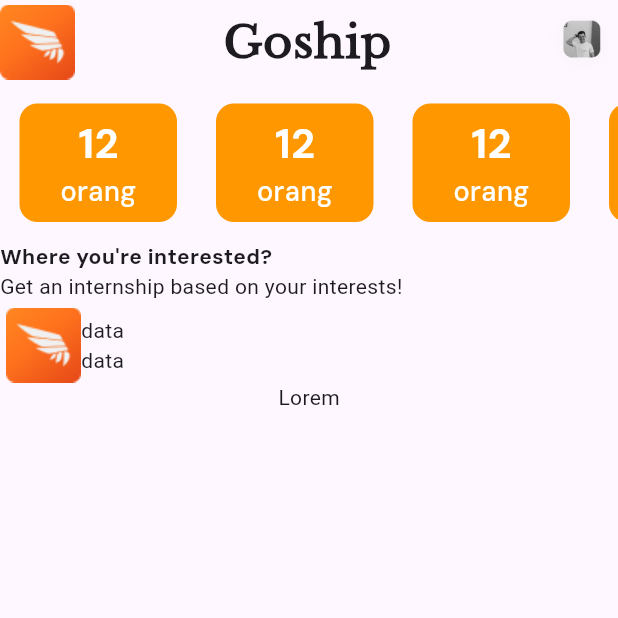
After one commit to andraalayubi/agile-master-fork, a Flutter app: the HomePage screen opened directly, on a phone screen of 412 x 824 dp, the top half of it. The commit adds this screen. Run offline on Flutter 3.47's test engine with Material 3 defaults, Android fonts, the phone set to English and light mode, and no system bars.

Commit message:
home screen built

```diff
--- /dev/null
+++ b/flutter_project/lib/model/mahasiswa.dart
@@ -0,0 +1,6 @@
+class Mahasiswa{
+  String? id;
+  String? nama;
+  String? jenjang;
+  String? institusi;
+}
--- /dev/null
+++ b/flutter_project/lib/model/perusahaan.dart
@@ -0,0 +1,3 @@
+class Perusahaan{
+
+}
--- /dev/null
+++ b/flutter_project/lib/view/home/home.dart
@@ -0,0 +1,102 @@
+import 'package:flutter/material.dart';
+
+class HomePage extends StatefulWidget {
+  const HomePage({super.key});
+
+  @override
+  State<HomePage> createState() => _HomePageState();
+}
+
+class _HomePageState extends State<HomePage> {
+  @override
+  Widget build(BuildContext context) {
+    return Scaffold(
+      appBar: AppBar(
+        flexibleSpace: const Row(
+          mainAxisAlignment: MainAxisAlignment.spaceBetween,
+          crossAxisAlignment: CrossAxisAlignment.center,
+          children: [
+            Image(image: AssetImage('assets/home/LOGO1.png')),
+            Text(
+              'Goship',
+              style: TextStyle(
+                  fontWeight: FontWeight.bold,
+                  fontSize: 30,
+                  fontFamily: 'LibreBaskerville'),
+            ),
+            Image(image: AssetImage('assets/home/ProfilePhoto.png'))
+          ],
+        ),
+      ),
+      body: Container(
+        decoration: BoxDecoration(color: Color(0x1E1E1E)),
+        child: Column(
+          crossAxisAlignment: CrossAxisAlignment.start,
+          children: [
+            Container(
+              height: 105,
+              child: ListView.builder(
+                  scrollDirection: Axis.horizontal,
+                  itemBuilder: (context, count) {
+                    count = 5;
+                    return Container(
+                      margin: const EdgeInsets.all(13),
+                      width: 105,
+                      decoration: BoxDecoration(
+                          borderRadius: BorderRadius.circular(12),
+                          color: Colors.orange),
+                      child: const Column(
+                        mainAxisAlignment: MainAxisAlignment.center,
+                        children: [
+                          Text(
+                            '12',
+                            style: TextStyle(
+                                fontWeight: FontWeight.bold,
+                                fontFamily: 'DM Sans',
+                                fontSize: 27,
+                                color: Colors.white),
+                          ),
+                          Text(
+                            'orang',
+                            style: TextStyle(
+                                fontWeight: FontWeight.w500,
+                                fontFamily: 'DM Sans',
+                                fontSize: 18,
+                                color: Colors.white),
+                          )
+                        ],
+                      ),
+                    );
+                  }),
+            ),
+            const Column(
+              crossAxisAlignment: CrossAxisAlignment.start,
+              children: [
+                Text(
+                  "Where you're interested?",
+                  style: TextStyle(
+                      fontWeight: FontWeight.bold, fontFamily: 'DM Sans'),
+                ),
+                Text('Get an internship based on your interests!')
+              ],
+            ),
+            Card(
+              shadowColor: Colors.transparent,
+              color: Colors.transparent,
+              child: Column(
+                children: [
+                  Row(
+                    children: [Image(image: AssetImage('assets/home/LOGO1.png')),
+                      Column(children: [Text('data'), Text('data')],)
+                    ],
+                  ),
+                  Text('Lorem')
+                ],
+              ),
+            )
+          ],
+        ),
+      ),
+    );
+  }
+}
--- a/flutter_project/lib/view/main/home_page.dart
+++ /dev/null
@@ -1,10 +0,0 @@
-import 'package:flutter/material.dart';
-
-class Home extends StatelessWidget {
-  const Home({super.key});
-
-  @override
-  Widget build(BuildContext context) {
-    return const Placeholder();
-  }
-}
--- a/flutter_project/lib/view/onboarding/onboarding.dart
+++ b/flutter_project/lib/view/onboarding/onboarding.dart
@@ -1,8 +1,7 @@
 import 'package:flutter/material.dart';
 import 'package:provider/provider.dart';
 import 'package:flutter_project/view/onboarding/onboarding_state.dart';
-
-import '../main/home_page.dart';
+import 'package:flutter_project/view/home/home.dart';
 
 class OnBoarding extends StatelessWidget {
   const OnBoarding({super.key});
@@ -153,7 +152,7 @@
                                 } else if (onBoarding.onBoardingNumber == 2) {
                                   Navigator.pushReplacement(context,
                                       MaterialPageRoute(builder: (context) {
-                                        return const Home();
+                                        return HomePage();
                                       }));
                                 }
                               },
```
Also changed, not shown: flutter_project/pubspec.yaml (+5 -3 lines), flutter_project/assets/fonts/LibreBaskerville.ttf (added), flutter_project/assets/home/LOGO1.png (added), flutter_project/assets/home/ProfilePhoto.png (added).
